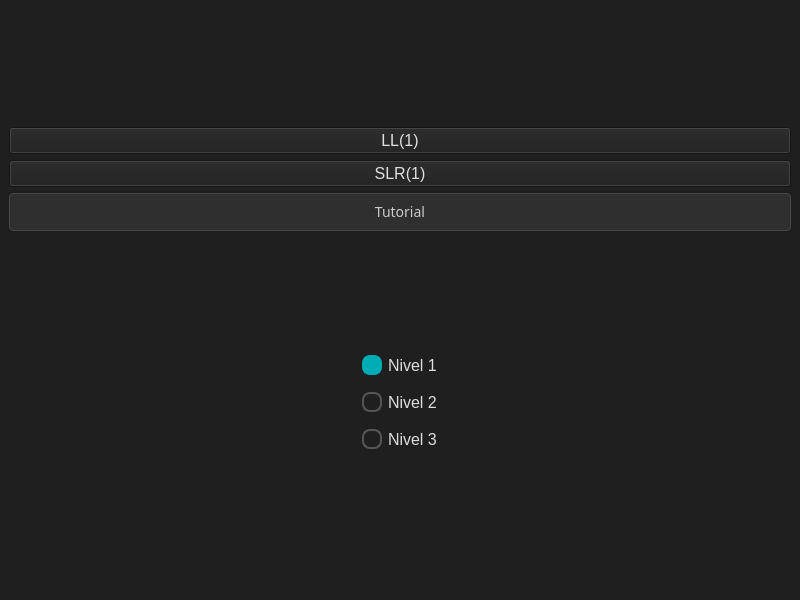
This is mainwindow.ui in jose-rZM/SyntaxTutor as Qt 5 draws it before an edit. The edited form follows.
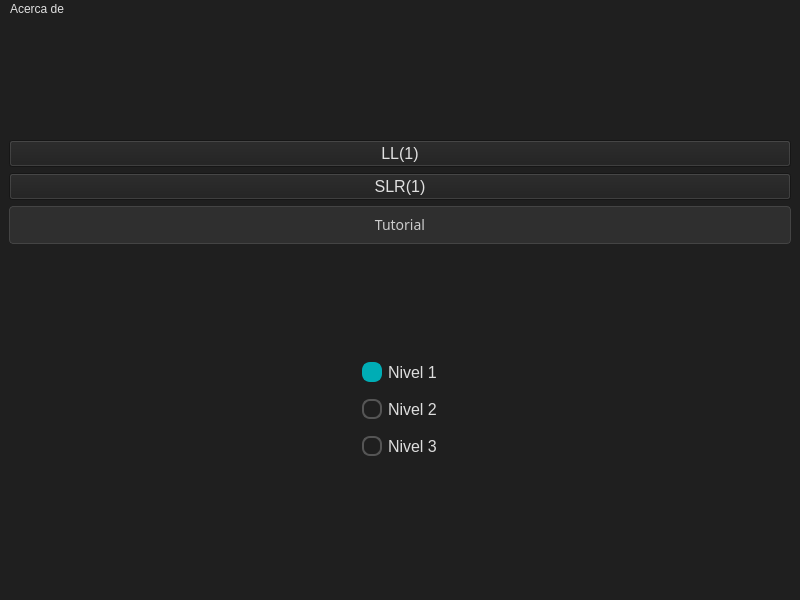
This is the edited form. Icons and pictures are not drawn.

Commit message: add about the application

The edit to the form file:
```diff
--- a/mainwindow.ui
+++ b/mainwindow.ui
@@ -268,6 +268,13 @@
      <height>21</height>
     </rect>
    </property>
+   <widget class="QMenu" name="menuAcerca_de">
+    <property name="title">
+     <string>Acerca de</string>
+    </property>
+    <addaction name="actionSobre_la_aplicaci_n"/>
+   </widget>
+   <addaction name="menuAcerca_de"/>
   </widget>
   <widget class="QStatusBar" name="statusbar"/>
  </widget>
```
Left out of the diff: 5 changed lines with no effect on the pictures. The commit also changes 2 other files.
